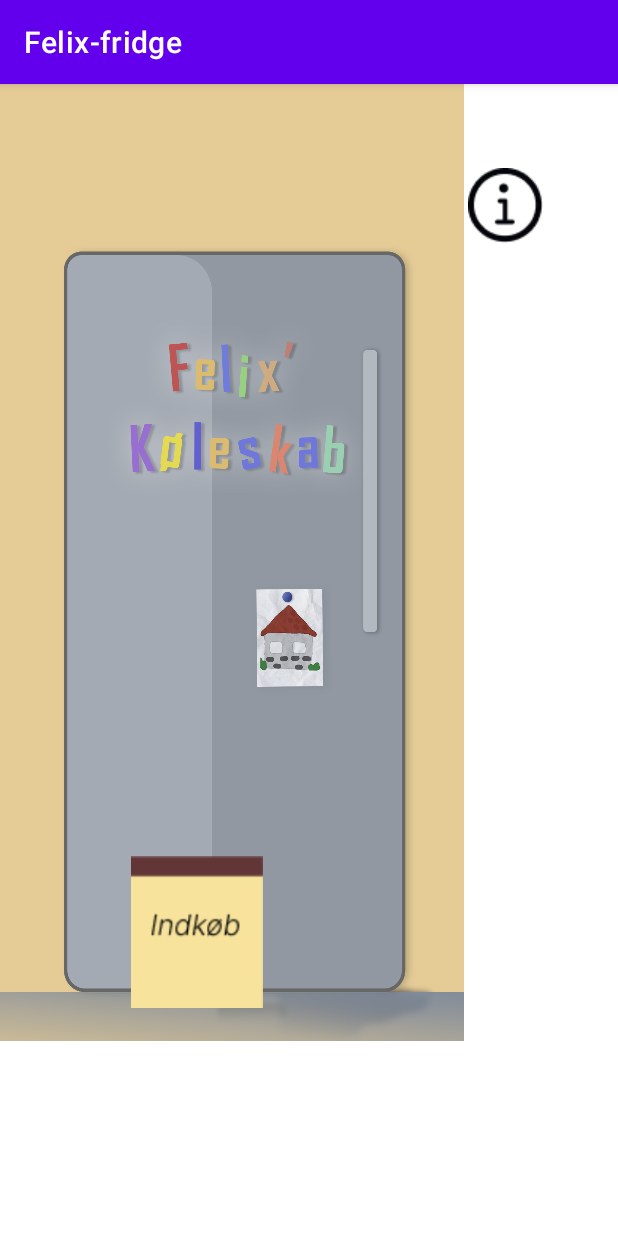
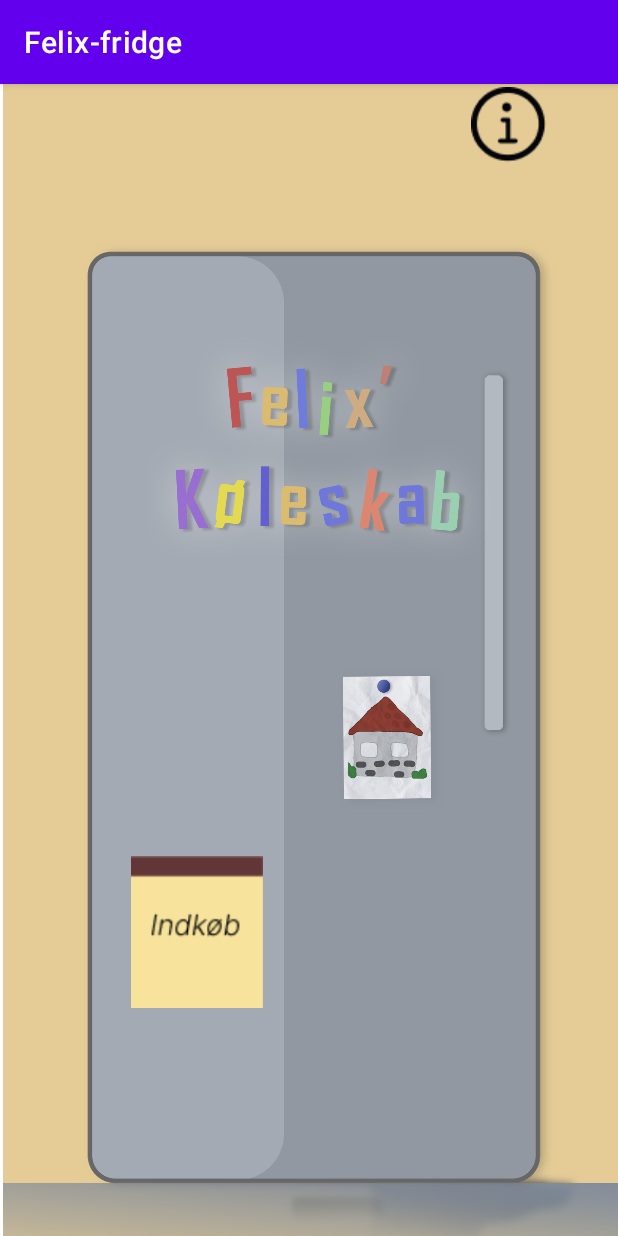
Before and after one commit to frederik7741/Uden-felix, an Android app: the screen it shows after launch (MainScreen), on a phone screen of 412 x 824 dp. Run offline under Robolectric (Android 15) with nearby library versions, the light colour scheme and no system bars.

Commit message:
Fixed mainScreen added right tut13 picture

```diff
--- a/Felix-fridge-main/app/src/main/res/layout/activity_mainscreen.xml
+++ b/Felix-fridge-main/app/src/main/res/layout/activity_mainscreen.xml
@@ -8,53 +8,47 @@
 
     <Button
         android:id="@+id/button"
-        android:layout_width="233dp"
-        android:layout_height="500dp"
+        android:layout_width="309dp"
+        android:layout_height="613dp"
         android:background="@android:color/transparent"
         android:onClick="OpenFridge"
         app:layout_constraintBottom_toBottomOf="parent"
         app:layout_constraintEnd_toEndOf="parent"
         app:layout_constraintStart_toStartOf="parent"
         app:layout_constraintTop_toTopOf="parent"
-        app:layout_constraintVertical_bias="0.805" />
+        app:layout_constraintVertical_bias="0.871" />
 
     <Button
         android:id="@+id/button8"
         android:layout_width="104dp"
         android:layout_height="121dp"
-        android:layout_marginBottom="112dp"
+        android:layout_marginBottom="172dp"
         android:alpha="0"
         android:onClick="OpenShop"
         android:text="Button"
         app:layout_constraintBottom_toBottomOf="@+id/imageView3"
         app:layout_constraintEnd_toEndOf="parent"
-        app:layout_constraintHorizontal_bias="0.268"
+        app:layout_constraintHorizontal_bias="0.263"
         app:layout_constraintStart_toStartOf="parent" />
 
     <ImageView
         android:id="@+id/imageView3"
-        android:layout_width="309dp"
-        android:layout_height="638dp"
-        android:scaleType="fitXY"
+        android:layout_width="410dp"
+        android:layout_height="792dp"
+        android:scaleType="centerCrop"
         app:layout_constraintBottom_toBottomOf="parent"
         app:layout_constraintEnd_toEndOf="parent"
-        app:layout_constraintHorizontal_bias="0.0"
-        app:layout_constraintStart_toStartOf="parent"
-        app:layout_constraintTop_toTopOf="parent"
-        app:layout_constraintVertical_bias="0.0"
         app:srcCompat="@drawable/house" />
 
     <ImageView
         android:id="@+id/imageView4"
         android:layout_width="wrap_content"
         android:layout_height="wrap_content"
+        android:layout_marginEnd="48dp"
+        android:layout_marginBottom="716dp"
         android:onClick="OpenTutorial"
         app:layout_constraintBottom_toBottomOf="parent"
         app:layout_constraintEnd_toEndOf="parent"
-        app:layout_constraintHorizontal_bias="0.861"
-        app:layout_constraintStart_toStartOf="parent"
-        app:layout_constraintTop_toTopOf="parent"
-        app:layout_constraintVertical_bias="0.078"
         app:srcCompat="@drawable/info" />
 
     <ImageView
```
Also changed, not shown: Felix-fridge-main/app/src/main/res/drawable/tut13.png.
